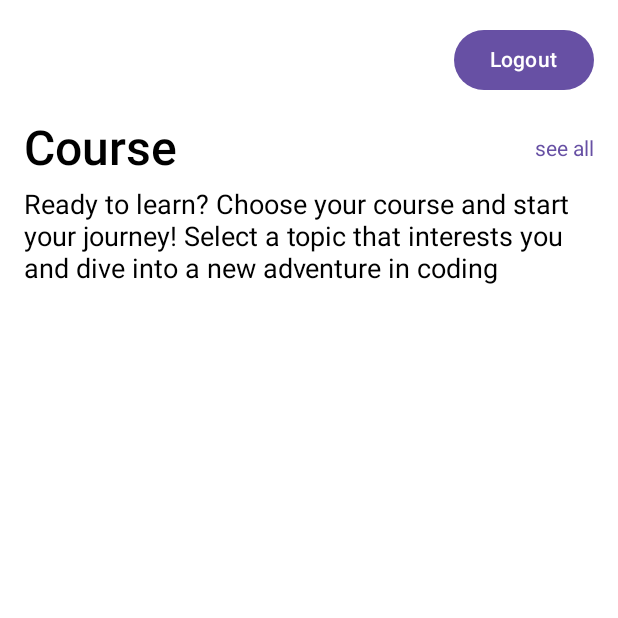
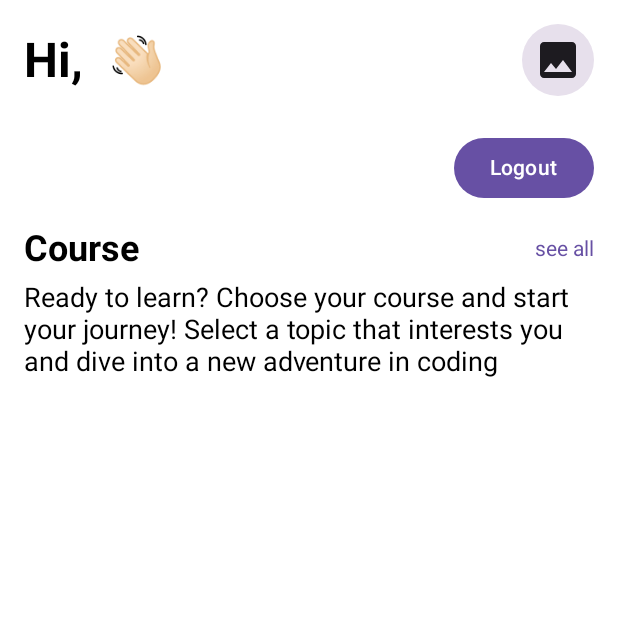
Before and after one commit to KonarAndriiana/kmm, an Android app built with Jetpack Compose: the CourseScreen screen opened through its navigation route, on a phone screen of 412 x 824 dp, the top half of it. Run offline under Robolectric (Android 15) with nearby library versions, the phone set to English and light mode, and no system bars; our stand-ins replace Firebase (no records; nobody signed in at launch, a user with empty details on screens opened directly); libraries missing offline, so code that uses them is left out: dev.gitlive.firebase; pictures from the network do not load; 2 statements that could not run were skipped.

Commit message:
correct CourseScreen fontSize, fontWeight. add greetings msg returning firstName + profile photo(only visual for now not functions)

```diff
--- a/androidApp/src/main/java/com/example/kmm/android/ui/CourseScreen.kt
+++ b/androidApp/src/main/java/com/example/kmm/android/ui/CourseScreen.kt
@@ -14,8 +14,10 @@ import androidx.compose.foundation.layout.padding
 import androidx.compose.foundation.layout.size
 import androidx.compose.foundation.lazy.LazyRow
 import androidx.compose.foundation.lazy.items
+import androidx.compose.foundation.shape.CircleShape
 import androidx.compose.foundation.shape.RoundedCornerShape
 import androidx.compose.material.icons.Icons
+import androidx.compose.material.icons.filled.Image
 import androidx.compose.material.icons.outlined.FavoriteBorder
 import androidx.compose.material3.Button
 import androidx.compose.material3.Card
@@ -54,6 +56,7 @@ fun CourseScreen(navController: NavController) {
     val courseViewModel: CourseViewModel = viewModel()
     val authViewModel: AuthViewModel = viewModel(factory = AuthViewModelFactory())
     val courses by courseViewModel.courseList.collectAsState()
+    val firstName by authViewModel.firstName.collectAsState()
 
     val context = LocalContext.current
     LaunchedEffect(Unit) {
@@ -75,6 +78,31 @@ fun CourseScreen(navController: NavController) {
             .background(Color.White)
             .padding(16.dp)
     ) {
+        // Greeting
+        Row(
+            modifier = Modifier
+                .fillMaxWidth()
+                .padding(bottom = 24.dp),
+            horizontalArrangement = Arrangement.SpaceBetween,
+            verticalAlignment   = Alignment.CenterVertically
+        ) {
+            Text(
+                text  = "Hi, $firstName 👋🏻",
+                fontSize = 32.sp,
+                fontWeight = FontWeight.Bold
+            )
+            Icon(
+                imageVector      = Icons.Default.Image,
+                contentDescription = "Profile",
+                tint             = MaterialTheme.colorScheme.onBackground,
+                modifier         = Modifier
+                    .size(48.dp)
+                    .clip(CircleShape)
+                    .background(MaterialTheme.colorScheme.surfaceVariant)
+                    .padding(8.dp)
+            )
+        }
+
         // logout
         Row(
             modifier = Modifier.fillMaxWidth(),
@@ -100,8 +128,8 @@ fun CourseScreen(navController: NavController) {
         ) {
             Text(
                 text = "Course",
-                fontSize = 32.sp,
-                fontWeight = FontWeight.SemiBold
+                fontSize = 24.sp,
+                fontWeight = FontWeight.Bold
             )
             Text(
                 text = "see all",
```
Also changed, not shown: androidApp/src/main/java/com/example/kmm/android/auth/AuthViewModel.kt (+26 -0 lines).
